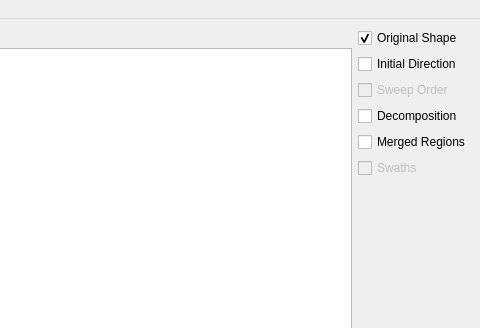
Ipiano/coverage-planning, file src/ads/ccpp/desktop-tool/ui/mainwindow.ui: the form before one commit; both pictures show x 320 to 800 and y 0 to 328 of the 800 by 600 pixel window.
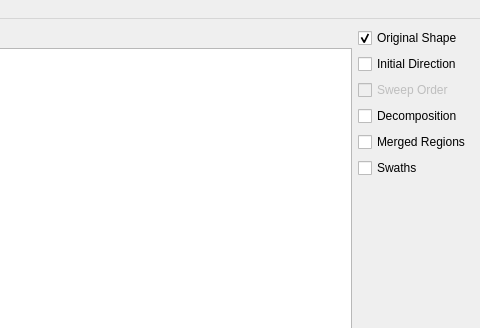
The form after the commit.

```diff
--- a/src/ads/ccpp/desktop-tool/ui/mainwindow.ui
+++ b/src/ads/ccpp/desktop-tool/ui/mainwindow.ui
@@ -75,7 +75,7 @@
       <item>
        <widget class="QCheckBox" name="checkBox_swaths">
         <property name="enabled">
-         <bool>false</bool>
+         <bool>true</bool>
         </property>
         <property name="text">
          <string>Swaths</string>
```
